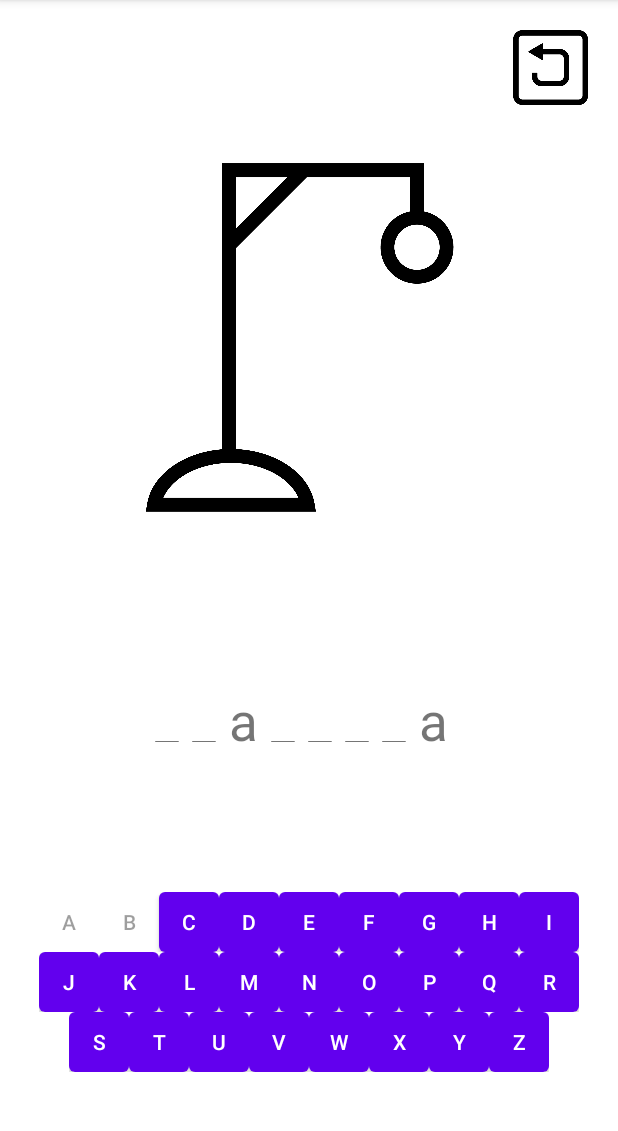
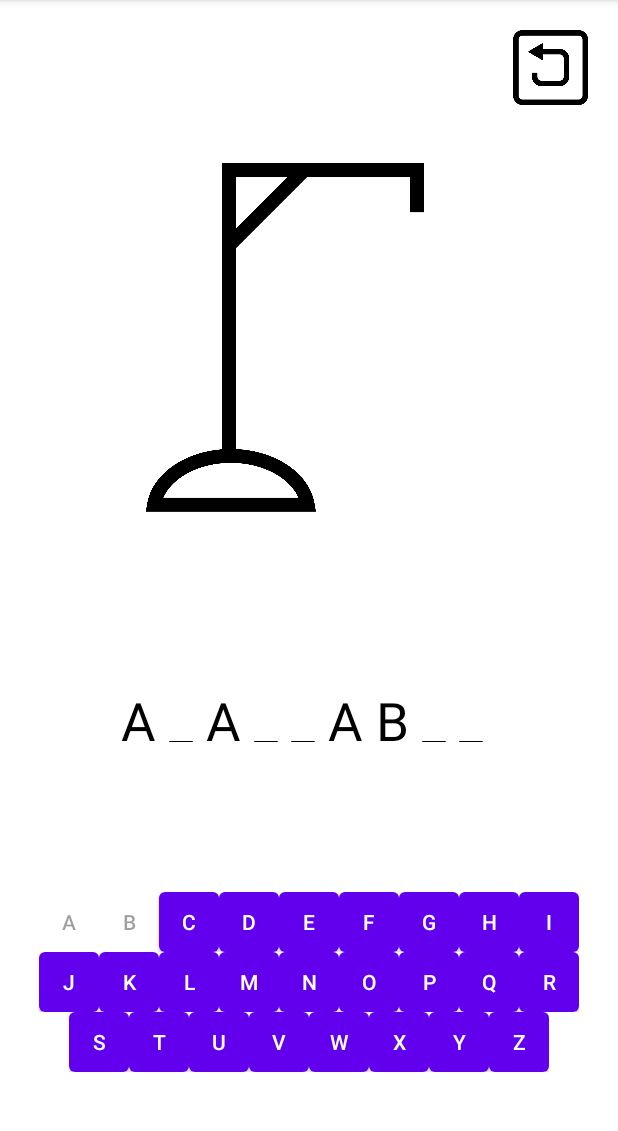
Before and after one commit to bielacek/HangmanVB, an Android app: the screen it shows after launch (MainActivity), after a tap on an icon or button, on a phone screen of 412 x 824 dp, the part 84-1215 px from its top. Run offline under Robolectric (Android 15) with nearby library versions, the phone set to English and light mode, and no system bars; 1 other tap on this screen came first.

Commit message:
Menší dekorativní změny - Změna písma textViewWord na upper case + změna barvy na černou

```diff
--- a/app/src/main/java/com/upce/hangmanvb/Hangman.kt
+++ b/app/src/main/java/com/upce/hangmanvb/Hangman.kt
@@ -48,7 +48,7 @@ class Hangman(var word: String) {
         var text = ""
         for (i in guessedArray.indices) {
             text += if (guessedArray[i]) {
-                word[i].toLowerCase() + " "
+                word[i].toUpperCase() + " "
             } else {
                 "$ch "
             }
--- a/app/src/main/java/com/upce/hangmanvb/MainActivity.kt
+++ b/app/src/main/java/com/upce/hangmanvb/MainActivity.kt
@@ -1,6 +1,7 @@
 package com.upce.hangmanvb
 
 import android.content.DialogInterface
+import android.graphics.Color
 import androidx.appcompat.app.AppCompatActivity
 import android.os.Bundle
 import android.widget.*
@@ -20,10 +21,10 @@ class MainActivity : AppCompatActivity() {
         super.onCreate(savedInstanceState)
         setContentView(R.layout.activity_main)
         setButtonListeners()
-        hangman.reset("tkanička")
+        textViewWord.setTextColor(Color.parseColor("black"));
         builder = AlertDialog.Builder(this)
         with(builder) {
-            setMessage("Slovo bylo \"${hangman.word}\"")
+            setMessage("Slovo bylo \"${hangman.word.toUpperCase()}\"")
             setCancelable(false)
             val positiveButtonClick = { _: DialogInterface, _: Int ->
                 reset()
```
